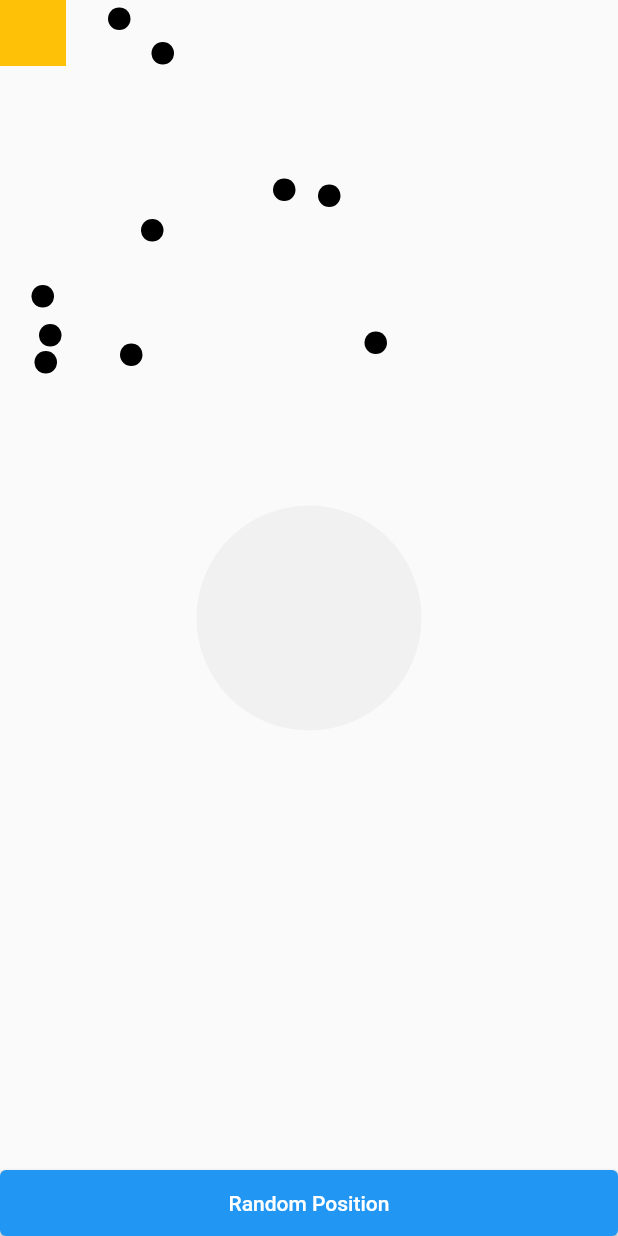
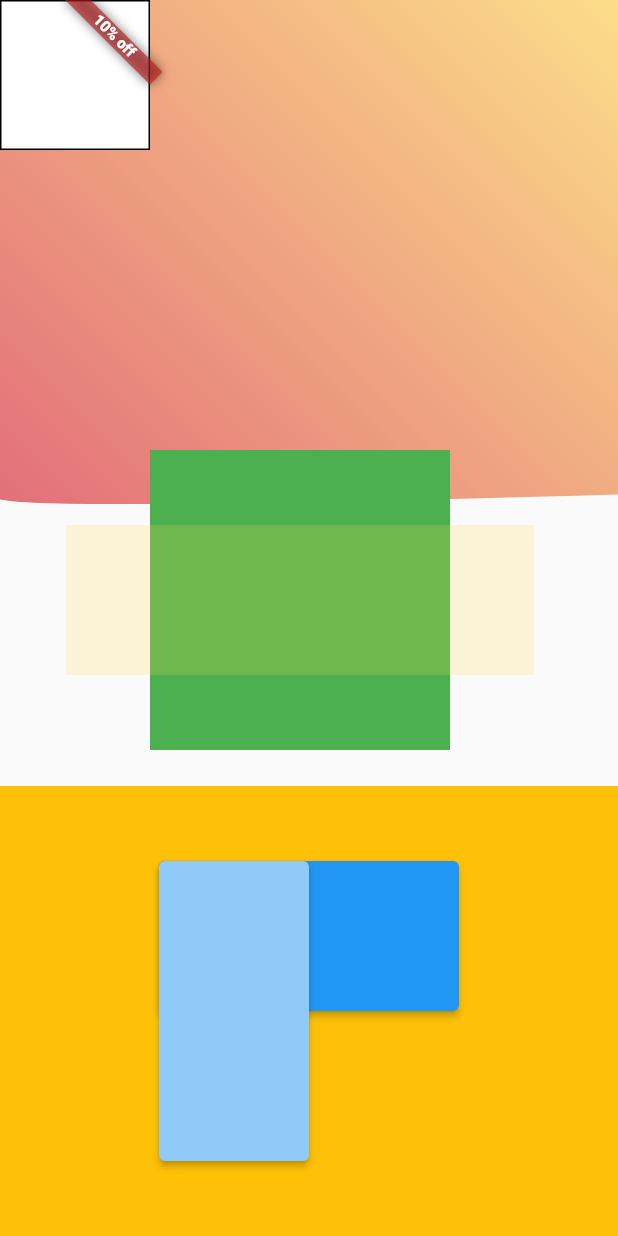
Before and after one commit to HeoKyuTae/Flutter-Source, a Flutter app: the screen it shows after launch, on a phone screen of 412 x 824 dp. Run offline on Flutter 3.47's test engine with Material 2 defaults, Android fonts, the phone set to English and light mode, and no system bars; our stand-ins replace cached_network_image, get, screenshot, scroll_to_index, webview_flutter; missing offline and left inert: flutter_cupertino_date_picker_fork, flutter_inappwebview, matrix4_transform, photo_manager.

Commit message:
animation clipPath

```diff
--- /dev/null
+++ b/lib/container_ani.dart
@@ -0,0 +1,205 @@
+import 'dart:math' as math;
+
+import 'package:flutter/material.dart';
+
+class ContainerAni extends StatefulWidget {
+  const ContainerAni({super.key});
+
+  @override
+  State<ContainerAni> createState() => _ContainerAniState();
+}
+
+class _ContainerAniState extends State<ContainerAni> with SingleTickerProviderStateMixin {
+  var scaffoldKey = GlobalKey<ScaffoldState>();
+  late AnimationController _controller;
+
+  bool isPos = false;
+
+  @override
+  void initState() {
+    _controller = AnimationController(
+      value: 0.0,
+      duration: const Duration(seconds: 10),
+      upperBound: 1,
+      lowerBound: -1,
+      vsync: this,
+    )..repeat();
+    super.initState();
+  }
+
+  @override
+  void dispose() {
+    super.dispose();
+    _controller.dispose(); //destory anmiation to free memory on last
+  }
+
+  draw() {
+    return Drawer(
+      child: SafeArea(
+        child: Container(
+          width: 100,
+          color: Colors.red,
+          child: Column(
+            children: [
+              Container(
+                height: 100,
+                color: Colors.blue,
+              )
+            ],
+          ),
+        ),
+      ),
+    );
+  }
+
+  @override
+  Widget build(BuildContext context) {
+    Size size = MediaQuery.of(context).size;
+
+    return Scaffold(
+      key: scaffoldKey,
+      drawerEnableOpenDragGesture: false,
+      drawer: draw(),
+      body: SafeArea(
+        child: Container(
+          height: size.height,
+          child: Stack(
+            children: [
+              AnimatedBuilder(
+                animation: _controller,
+                child: Container(
+                  height: size.height * 0.5,
+                  decoration: const BoxDecoration(
+                      gradient: LinearGradient(begin: Alignment.bottomLeft, end: Alignment.topRight, colors: [
+                    Color(0xffe06478),
+                    Color(0xfffcdd89),
+                  ])),
+                ),
+                builder: (context, child) {
+                  return ClipPath(
+                    clipper: MyWaveClipper(_controller.value),
+                    child: child,
+                  );
+                },
+              ),
+              Positioned(
+                  bottom: 0,
+                  left: 0,
+                  right: 0,
+                  child: Container(
+                    height: 300,
+                    color: Colors.amber,
+                    alignment: Alignment.center,
+                    child: Stack(
+                      children: [
+                        SizedBox(
+                          width: 200,
+                          height: 100,
+                          child: ElevatedButton(
+                              onPressed: () {
+                                print('ElevatedButton');
+                                scaffoldKey.currentState!.openDrawer();
+                              },
+                              child: null),
+                        ),
+                        SizedBox(
+                          width: 100,
+                          height: 200,
+                          child: AbsorbPointer(
+                            child: ElevatedButton(
+                                style: ElevatedButton.styleFrom(
+                                  primary: Colors.blue.shade200,
+                                ),
+                                onPressed: () {
+                                  print('AbsorbPointer');
+                                },
+                                child: null),
+                          ),
+                        ),
+                      ],
+                    ),
+                  )),
+              AnimatedPositioned(
+                  top: isPos ? 100 : 0,
+                  left: isPos ? 200 : 0,
+                  duration: const Duration(milliseconds: 1000),
+                  curve: Curves.bounceIn,
+                  child: InkWell(
+                    onTap: () {
+                      setState(() {
+                        isPos = !isPos;
+                      });
+                    },
+                    child: Banner(
+                      message: '10% off',
+                      location: BannerLocation.topEnd,
+                      child: Container(
+                        transform: Matrix4.rotationZ(isPos ? 0.5 : 0),
+                        width: 100,
+                        height: 100,
+                        decoration: BoxDecoration(
+                          color: Colors.white,
+                          border: Border.all(),
+                        ),
+                        child: const Baseline(
+                          baseline: -8,
+                          baselineType: TextBaseline.alphabetic,
+                          child: FlutterLogo(
+                            size: 25,
+                          ),
+                        ),
+                      ),
+                    ),
+                  )),
+              Positioned(
+                top: 300,
+                left: 100,
+                child: Container(
+                  width: 200,
+                  height: 200,
+                  color: Colors.green,
+                  child: OverflowBox(
+                    minWidth: 200,
+                    maxWidth: size.width - 100,
+                    minHeight: 100,
+                    maxHeight: 200,
+                    child: Container(
+                      width: size.width * 2,
+                      height: 50,
+                      color: Colors.amberAccent.withOpacity(0.2),
+                    ),
+                  ),
+                ),
+              )
+            ],
+          ),
+        ),
+      ),
+    );
+  }
+}
+
+class MyWaveClipper extends CustomClipper<Path> {
+  double move = 0;
+  double slice = math.pi;
+  double point = 0.8;
+  MyWaveClipper(this.move);
+
+  @override
+  Path getClip(Size size) {
+    var path = Path();
+    path.lineTo(0, size.height * 0.8);
+    double xCenter = size.width * 0.5 + (size.width * 0.6 + 1) * math.sin(move * slice);
+    double yCenter = size.height * 0.8 + 69 * math.cos(move * slice);
+    path.quadraticBezierTo(xCenter, yCenter, size.width, size.height * point);
+    path.lineTo(size.width, 0);
+
+    path.close();
+    return path;
+  }
+
+  @override
+  bool shouldReclip(CustomClipper<Path> oldClipper) {
+    return true;
+  }
+}
--- a/lib/main.dart
+++ b/lib/main.dart
@@ -4,6 +4,7 @@ import 'package:make_source/box.dart';
 import 'package:make_source/box1.dart';
 import 'package:make_source/center_clip_rect.dart';
 import 'package:make_source/closet_matrix.dart';
+import 'package:make_source/container_ani.dart';
 import 'package:make_source/datep.dart';
 import 'package:make_source/extend_list.dart';
 import 'package:make_source/hero_anim.dart';
@@ -29,7 +30,7 @@ void main() {
   runApp(MaterialApp(
     initialRoute: '/',
     routes: {
-      '/': (context) => const PositionPoint(),
+      '/': (context) => const ContainerAni(),
       '/herofirst': (context) => const HeroFirst(),
     },
   ));
```
